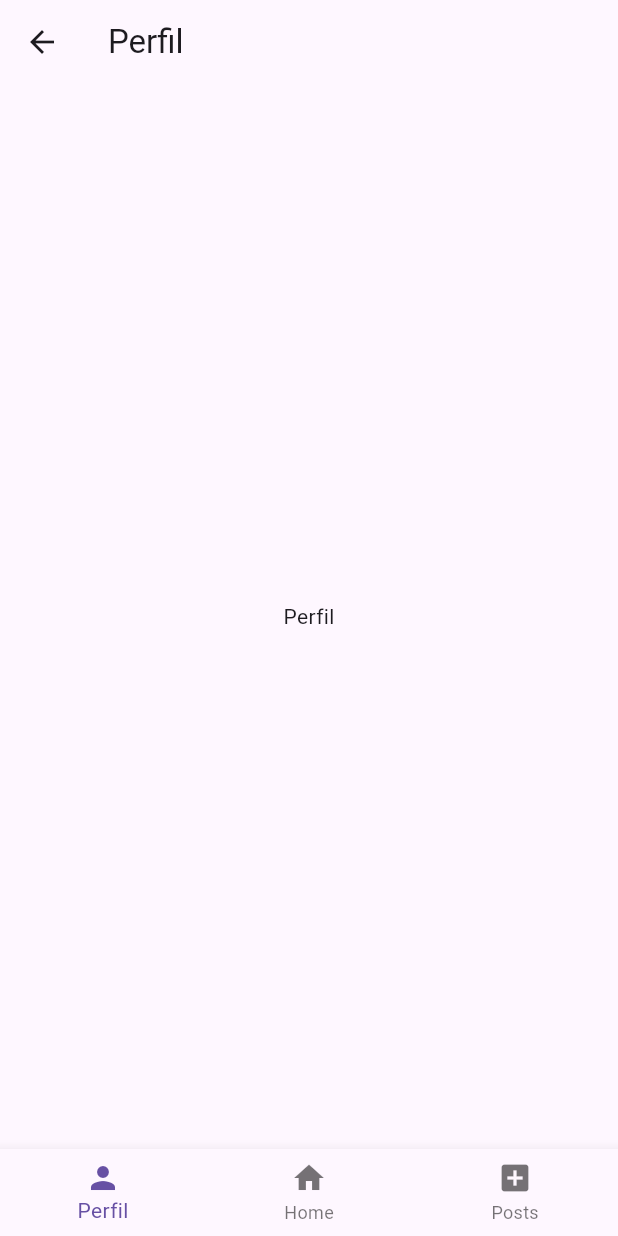
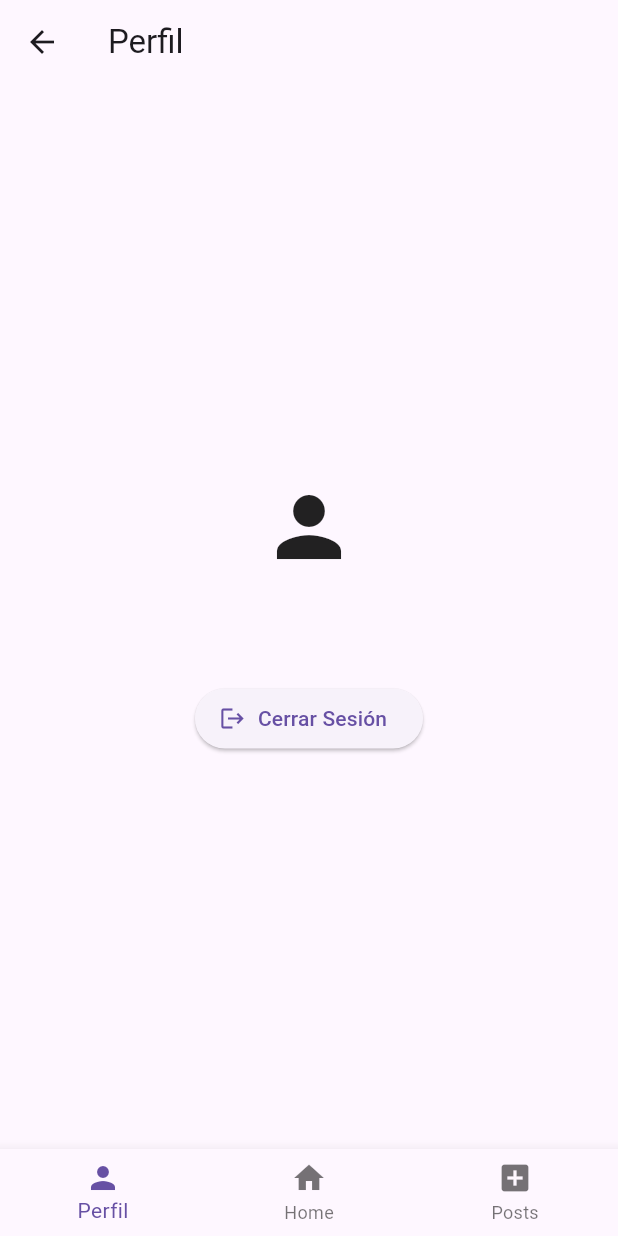
Before and after one commit to Domiciano/AppMovil261, a Flutter app: the MainScreen screen opened by its route, on a phone screen of 412 x 824 dp. Run offline on Flutter 3.47's test engine with Material 3 defaults, Android fonts, the phone set to English and light mode, and no system bars; our stand-ins replace flutter_bloc, supabase_flutter; accounts and stored records are empty; network calls fail.

Commit message:
Semana 13

```diff
--- a/lib/features/auth/data/sources/auth_data_source.dart
+++ b/lib/features/auth/data/sources/auth_data_source.dart
@@ -15,4 +15,8 @@ class AuthDataSource {
         .signInWithPassword(email: email, password: password);
     return response;
   }
+
+  Future<void> logout() async {
+    await Supabase.instance.client.auth.signOut();
+  }
 }
--- a/lib/features/auth/domain/repo/auth_repo.dart
+++ b/lib/features/auth/domain/repo/auth_repo.dart
@@ -1,4 +1,5 @@
 abstract class AuthRepo {
   Future<String> signup(String email, String pass);
   Future<void> login(String email, String pass);
+  Future<void> logout();
 }
--- /dev/null
+++ b/lib/features/auth/domain/usecases/logout_usecase.dart
@@ -0,0 +1,10 @@
+import 'package:appmovil261/features/auth/data/repo/auth_repo_impl.dart';
+import 'package:appmovil261/features/auth/domain/repo/auth_repo.dart';
+
+class LogoutUsecase {
+  AuthRepo repo = AuthRepoImpl();
+
+  Future<void> execute() async {
+    await repo.logout();
+  }
+}
--- /dev/null
+++ b/lib/features/profile/ui/bloc/profile_bloc.dart
@@ -0,0 +1,38 @@
+import 'package:appmovil261/features/auth/domain/usecases/logout_usecase.dart';
+import 'package:flutter_bloc/flutter_bloc.dart';
+
+// Events
+abstract class ProfileEvent {}
+
+class ProfileLogoutEvent extends ProfileEvent {}
+
+// States
+abstract class ProfileState {}
+
+class ProfileInitialState extends ProfileState {}
+
+class ProfileLoadingState extends ProfileState {}
+
+class ProfileLogoutSuccessState extends ProfileState {}
+
+class ProfileErrorState extends ProfileState {
+  final String message;
+  ProfileErrorState(this.message);
+}
+
+// BLoC
+class ProfileBloc extends Bloc<ProfileEvent, ProfileState> {
+  final LogoutUsecase _logoutUsecase = LogoutUsecase();
+
+  ProfileBloc() : super(ProfileInitialState()) {
+    on<ProfileLogoutEvent>((event, emit) async {
+      emit(ProfileLoadingState());
+      try {
+        await _logoutUsecase.execute();
+        emit(ProfileLogoutSuccessState());
+      } catch (e) {
+        emit(ProfileErrorState(e.toString()));
+      }
+    });
+  }
+}
--- a/lib/features/profile/ui/pages/profile_page.dart
+++ b/lib/features/profile/ui/pages/profile_page.dart
@@ -1,10 +1,51 @@
+import 'package:appmovil261/features/profile/ui/bloc/profile_bloc.dart';
 import 'package:flutter/material.dart';
+import 'package:flutter_bloc/flutter_bloc.dart';
+import 'package:supabase_flutter/supabase_flutter.dart';
 
 class ProfilePage extends StatelessWidget {
   const ProfilePage({super.key});
 
   @override
   Widget build(BuildContext context) {
-    return const Center(child: Text('Perfil'));
+    final email =
+        Supabase.instance.client.auth.currentUser?.email ?? 'Sin sesión';
+
+    return BlocListener<ProfileBloc, ProfileState>(
+      listener: (context, state) {
+        if (state is ProfileLogoutSuccessState) {
+          Navigator.pushReplacementNamed(context, '/login');
+        } else if (state is ProfileErrorState) {
+          ScaffoldMessenger.of(context).showSnackBar(
+            SnackBar(content: Text(state.message)),
+          );
+        }
+      },
+      child: Center(
+        child: Column(
+          mainAxisAlignment: MainAxisAlignment.center,
+          children: [
+            const Icon(Icons.person, size: 64),
+            const SizedBox(height: 16),
+            Text(email, style: Theme.of(context).textTheme.bodyLarge),
+            const SizedBox(height: 32),
+            BlocBuilder<ProfileBloc, ProfileState>(
+              builder: (context, state) {
+                if (state is ProfileLoadingState) {
+                  return const CircularProgressIndicator();
+                }
+                return ElevatedButton.icon(
+                  onPressed: () {
+                    context.read<ProfileBloc>().add(ProfileLogoutEvent());
+                  },
+                  icon: const Icon(Icons.logout),
+                  label: const Text('Cerrar Sesión'),
+                );
+              },
+            ),
+          ],
+        ),
+      ),
+    );
   }
 }
--- a/lib/main.dart
+++ b/lib/main.dart
@@ -1,6 +1,7 @@
 import 'package:appmovil261/features/login/ui/bloc/login_bloc.dart';
 import 'package:appmovil261/features/login/ui/screens/login_screen.dart';
 import 'package:appmovil261/core/navigation/main_screen.dart';
+import 'package:appmovil261/features/profile/ui/bloc/profile_bloc.dart';
 import 'package:appmovil261/features/signup/ui/bloc/signup_bloc.dart';
 import 'package:appmovil261/features/signup/ui/screens/signup_screen.dart';
 import 'package:flutter/material.dart';
@@ -29,7 +30,8 @@ class App extends StatelessWidget {
             BlocProvider(create: (_) => LoginBloc(), child: LoginScreen()),
         '/signup': (_) =>
             BlocProvider(create: (_) => SignupBloc(), child: SignupScreen()),
-        '/home': (_) => const MainScreen(),
+        '/home': (_) =>
+            BlocProvider(create: (_) => ProfileBloc(), child: const MainScreen()),
       },
     );
   }
```
Also changed, not shown: lib/features/auth/data/repo/auth_repo_impl.dart (+6 -3 lines), lib/features/home/ui/pages/home_page.dart (+22 -3 lines), lib/features/signup/ui/screens/signup_screen.dart (+44 -16 lines), 1 other file.
